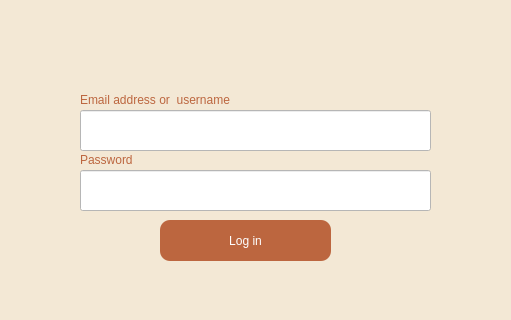
This is login.ui in phakobyan/messages as Qt 5 draws it before an edit; both pictures show x 100 to 611 and y 150 to 470 of the 756 by 600 pixel window. The edited form follows.
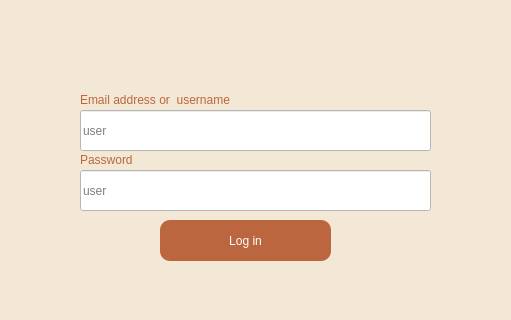
This is the edited form. Icons and pictures are not drawn.

The edit to the form file:
```diff
--- a/login.ui
+++ b/login.ui
@@ -42,6 +42,9 @@
      <string notr="true">background-color: rgb(255, 255, 255);
 border-color: rgb(28, 113, 216);</string>
     </property>
+    <property name="placeholderText">
+     <string>user</string>
+    </property>
    </widget>
    <widget class="QLineEdit" name="PasswordEdit">
     <property name="geometry">
@@ -56,6 +59,9 @@
      <string notr="true">background-color: rgb(255, 255, 255);
 border-color: rgb(28, 113, 216);</string>
     </property>
+    <property name="placeholderText">
+     <string>user</string>
+    </property>
    </widget>
    <widget class="QLabel" name="PasswordLabel">
     <property name="geometry">
```
